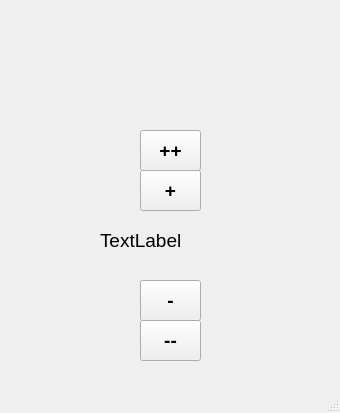
Old version of the form buttoninc.ui in the repository viniltc/IncDecButton.
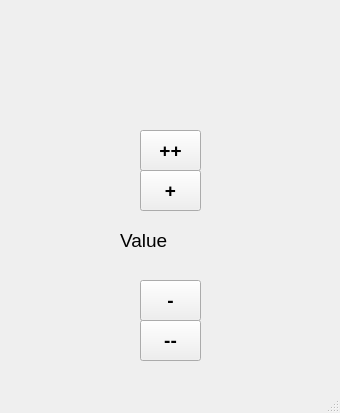
New version of the form.

Patch:
```diff
--- a/buttoninc.ui
+++ b/buttoninc.ui
@@ -37,7 +37,7 @@
    <widget class="QLabel" name="label">
     <property name="geometry">
      <rect>
-      <x>100</x>
+      <x>120</x>
       <y>220</y>
       <width>101</width>
       <height>41</height>
@@ -49,7 +49,7 @@
      </font>
     </property>
     <property name="text">
-     <string>TextLabel</string>
+     <string>Value</string>
     </property>
    </widget>
    <widget class="QPushButton" name="pushButton_low">
```
Left out of the diff: 4 changed lines with no effect on the pictures.
